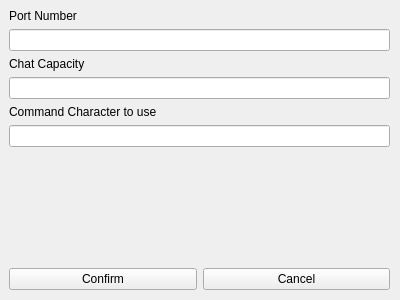
This is hostsettingpopup.ui in LaggyJet/NetworkApp as Qt 5 draws it before an edit. The edited form follows.
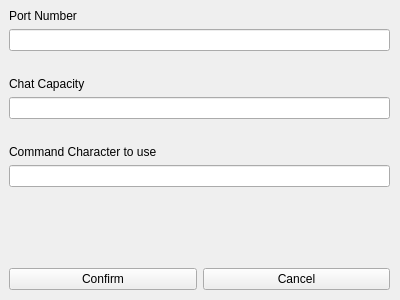
This is the edited form.

Diff of the .ui file:
```diff
--- a/hostsettingpopup.ui
+++ b/hostsettingpopup.ui
@@ -35,6 +35,13 @@
       <item>
        <widget class="QLineEdit" name="port"/>
       </item>
+      <item>
+       <widget class="QLabel" name="portWarning">
+        <property name="text">
+         <string/>
+        </property>
+       </widget>
+      </item>
       <item>
        <widget class="QLabel" name="chatCapacityLabel">
         <property name="text">
@@ -45,6 +52,13 @@
       <item>
        <widget class="QLineEdit" name="chatCapacity"/>
       </item>
+      <item>
+       <widget class="QLabel" name="chatCapacityWarning">
+        <property name="text">
+         <string/>
+        </property>
+       </widget>
+      </item>
       <item>
        <widget class="QLabel" name="commandCharLabel">
         <property name="text">
```
Left out of the diff: 2 changed lines with no effect on the pictures.
